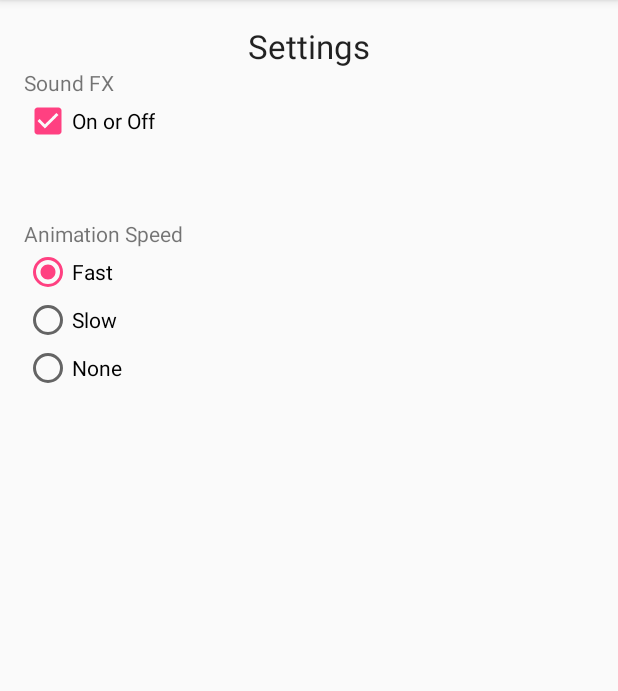
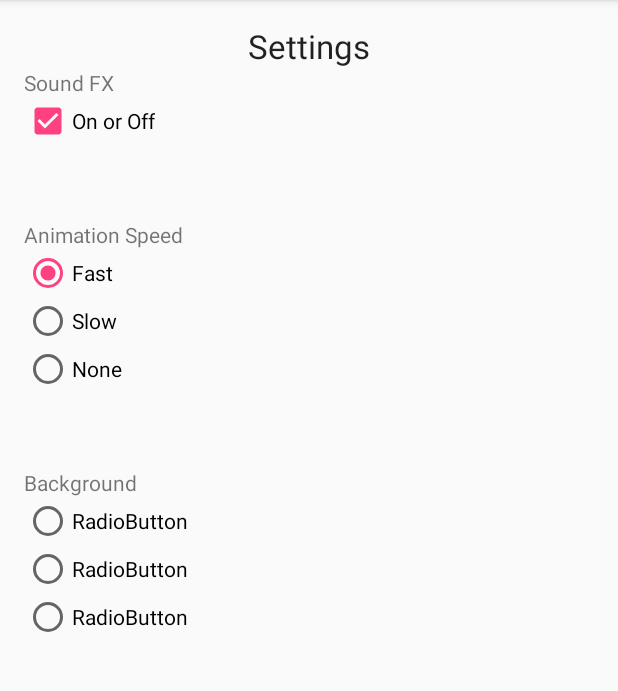
Before and after one commit to chandlergaines/gaineschandleraca, an Android app: the screen it shows after launch (SettingsActivity), in the options menu, after a tap on "Settings", on a phone screen of 412 x 824 dp, the part 84-775 px from its top. Run offline under Robolectric (Android 15) with nearby library versions, the phone set to English and light mode, and no system bars; 2 statements that could not run were skipped.

Commit message:
Commit in Progress Changes: Changed some layout settings, commented out code to work on background images

```diff
--- a/NotetoSelf/app/build.gradle
+++ b/NotetoSelf/app/build.gradle
@@ -23,4 +23,5 @@ dependencies {
     compile fileTree(dir: 'libs', include: ['*.jar'])
     testCompile 'junit:junit:4.12'
     compile 'com.android.support:appcompat-v7:24.2.0'
+    compile 'com.squareup.picasso:picasso:2.5.2'
 }
--- a/NotetoSelf/app/src/main/java/com/chandler/android/aca/notetoself/DialogNewNote.java
+++ b/NotetoSelf/app/src/main/java/com/chandler/android/aca/notetoself/DialogNewNote.java
@@ -29,18 +29,17 @@ public class DialogNewNote extends DialogFragment {
     private ImageView mImageView;
     private Button mAddPhoto;
 
+
+    public String mCurrentPhotoPath;
     // The filepath for the photo
-    public String mCurrentPhotoPath; // set to hold image.absolutepath
+    // set to hold image.absolutepath
     //Where the captured image is stored
+
     public Uri mImageUri = Uri.EMPTY;
+    public String mImageString;
 
     // Create a new note
     Note newNote = new Note();
-
-
-
-/*    //Weird stuff to try
-    String stringUri;*/
 
     @Override
     public Dialog onCreateDialog(Bundle savedInstanceState) {
@@ -85,6 +84,9 @@ public class DialogNewNote extends DialogFragment {
                 newNote.setIdea(checkBoxIdea.isChecked());
                 newNote.setTodo(checkBoxTodo.isChecked());
                 newNote.setImportant(checkBoxImportant.isChecked());
+
+                if (mImageUri != null){
+                newNote.setImageString(mImageString);}
 
                 // Get a reference to MainActivity
                 MainActivity callingActivity = (MainActivity) getActivity();
@@ -133,8 +135,9 @@ public class DialogNewNote extends DialogFragment {
     public void onActivityResult(int requestCode, int resultCode, Intent data) {
         if (requestCode == CAMERA_REQUEST && resultCode == Activity.RESULT_OK) {
 
+
             try {
-                newNote.setImage(Uri.parse(mImageUri.toString()));
+                newNote.setImageUri(Uri.parse(mImageUri.toString()));
                 mImageView.setImageURI(Uri.parse(mImageUri.toString()));
 
                 //This is important and needs to go along to ShowNote
@@ -152,10 +155,11 @@ public class DialogNewNote extends DialogFragment {
     public void onDestroy() {
         super.onDestroy();
 
+        if (mImageUri != null){
         // Make sure we don't run out of memory
         BitmapDrawable bd = (BitmapDrawable) mImageView.getDrawable();
         bd.getBitmap().recycle();
-        mImageView.setImageBitmap(null);
+        mImageView.setImageBitmap(null);}
     }
 
     private File createImageFile() throws IOException {
@@ -174,11 +178,5 @@ public class DialogNewNote extends DialogFragment {
         mCurrentPhotoPath = "file:" + image.getAbsolutePath();
         return image;
     }
-/*
-    //Weird stuff
-    Intent passPhoto = new Intent(Intent.ACTION_VIEW);
-    passPhoto.setClass(DialogNewNote.this, DialogShowNote.class);
-    passPhoto.putExtra("photo", Uri);
-    //Weird stuff*/
 
 }
--- a/NotetoSelf/app/src/main/java/com/chandler/android/aca/notetoself/MainActivity.java
+++ b/NotetoSelf/app/src/main/java/com/chandler/android/aca/notetoself/MainActivity.java
@@ -40,6 +40,7 @@ public class MainActivity extends AppCompatActivity {
     private NoteAdapter mNoteAdapter;
     private boolean mSound;
     private int mAnimOption;
+    private int mBackground;
     private SharedPreferences mPrefs;
 
     @Override
@@ -141,6 +142,8 @@ public class MainActivity extends AppCompatActivity {
         mPrefs = getSharedPreferences("Note to self", MODE_PRIVATE);
         mSound = mPrefs.getBoolean("sound", true);
         mAnimOption = mPrefs.getInt("anim option", SettingsActivity.FAST);
+       // mBackground = mPrefs.getInt("bkg option", SettingsActivity.COLORS);
+
 
         mAnimFlash = AnimationUtils.loadAnimation(getApplicationContext(), R.anim.flash);
         mFadeIn = AnimationUtils.loadAnimation(getApplicationContext(), R.anim.fade_in);
@@ -155,6 +158,9 @@ public class MainActivity extends AppCompatActivity {
             Log.i("anim = ",""+ mAnimOption);
             mAnimFlash.setDuration(1000);
         }
+
+       // if(mBackground == SettingsActivity.COLORS){
+       // }
 
         mNoteAdapter.notifyDataSetChanged();
     }
--- a/NotetoSelf/app/src/main/java/com/chandler/android/aca/notetoself/SettingsActivity.java
+++ b/NotetoSelf/app/src/main/java/com/chandler/android/aca/notetoself/SettingsActivity.java
@@ -8,6 +8,7 @@ import android.widget.CheckBox;
 import android.widget.CompoundButton;
 import android.widget.RadioButton;
 import android.widget.RadioGroup;
+import android.widget.RelativeLayout;
 
 public class SettingsActivity extends AppCompatActivity {
 
@@ -21,12 +22,36 @@ public class SettingsActivity extends AppCompatActivity {
     public static final int SLOW = 1;
     public static final int NONE = 2;
 
+/*    public Drawable BKG1;
+    public Drawable BKG2;
+    public Drawable BKG3;*/
+
     private int mAnimOption;
+    //private int mBackground;
+
+/*    public static final int COLORS = R.drawable.colortiles;
+    public static final int PEN = R.drawable.penandnote;
+    public static final int WEB = R.drawable.web;*/
+
+    private RelativeLayout mRelativeLayout;
+
+
 
     @Override
     protected void onCreate(Bundle savedInstanceState) {
         super.onCreate(savedInstanceState);
         setContentView(R.layout.activity_settings);
+
+/*        Picasso
+                .with(this)
+                .load(R.drawable.colortiles)
+                .resize(600,200)
+                .centerCrop()
+                .into();
+
+        BKG1 = getResources().getDrawable(R.drawable.colortiles); // TODO: 9/28/16 scale down images and try again
+        BKG2 = getResources().getDrawable(R.drawable.penandnote);
+        BKG3 = getResources().getDrawable(R.drawable.web);*/
 
         mPrefs = getSharedPreferences("Note to self", MODE_PRIVATE);
         mEditor = mPrefs.edit();
@@ -34,6 +59,8 @@ public class SettingsActivity extends AppCompatActivity {
         mSound = mPrefs.getBoolean("sound", true);
 
         CheckBox checkBoxSound = (CheckBox)findViewById(R.id.checkBoxSound);
+
+        mRelativeLayout = (RelativeLayout) findViewById(R.id.relativeLayout);
 
         if(mSound){
             checkBoxSound.setChecked(true);
@@ -98,6 +125,51 @@ public class SettingsActivity extends AppCompatActivity {
             }
         });
 
+        //TRYING TO PICK BACKGROUNDS
+
+        /*RadioGroup bkgRadio = (RadioGroup)findViewById(R.id.bkgRadio);
+
+        //Deselect all buttons
+        radioGroup.clearCheck();
+
+        //Which radio button should be selected?
+        switch(mBackground){
+            case COLORS:
+                radioGroup.check(R.id.bkg1);
+                break;
+            case PEN:
+                radioGroup.check(R.id.bkg2);
+                break;
+            case WEB:
+                radioGroup.check(R.id.bkg3);
+                break;
+        }
+
+        radioGroup.setOnCheckedChangeListener(new RadioGroup.OnCheckedChangeListener() {
+            @Override
+            public void onCheckedChanged(RadioGroup group, int checkedId) {
+                RadioButton bkgrb = (RadioButton) group.findViewById(checkedId);
+                if (null != bkgrb && checkedId > -1) {
+                    switch (bkgrb.getId()) {
+                        case R.id.bkg1:
+                            mBackground = COLORS;
+                            mRelativeLayout.setBackground(BKG1);
+                            break;
+                        case R.id.bkg2:
+                            mBackground = PEN;
+                            mRelativeLayout.setBackground(BKG2);
+                            break;
+                        case R.id.bkg3:
+                            mBackground = WEB;
+                            mRelativeLayout.setBackground(BKG3);
+                            break;
+                    } //End switch block
+
+                    mEditor.putInt("bkg option", mBackground);
+            }// End if statement
+
+            }  // END BACKGROUND MADNESS
+        }); */
     } // End onCreate
 
     @Override
--- a/NotetoSelf/app/src/main/res/layout/activity_main.xml
+++ b/NotetoSelf/app/src/main/res/layout/activity_main.xml
@@ -11,8 +11,8 @@
     tools:context="com.chandler.android.aca.notetoself.MainActivity">
 
     <ListView
-        android:layout_width="wrap_content"
-        android:layout_height="wrap_content"
+        android:layout_width="match_parent"
+        android:layout_height="match_parent"
         android:id="@+id/listView"
         android:layout_alignParentTop="true"
         android:layout_alignParentLeft="true"
--- a/NotetoSelf/app/src/main/res/layout/activity_settings.xml
+++ b/NotetoSelf/app/src/main/res/layout/activity_settings.xml
@@ -46,7 +46,7 @@
         android:layout_below="@+id/checkBoxSound"
         android:layout_alignParentLeft="true"
         android:layout_alignParentStart="true"
-        android:layout_marginTop="49dp"/>
+        android:layout_marginTop="50dp"/>
 
     <RadioGroup
         android:layout_width="wrap_content"
@@ -77,4 +77,44 @@
             android:id="@+id/radioNone"
             android:checked="false"/>
     </RadioGroup>
+
+    <TextView
+        android:text="Background"
+        android:layout_width="wrap_content"
+        android:layout_height="wrap_content"
+        android:layout_below="@+id/radioGroup"
+        android:layout_alignParentLeft="true"
+        android:layout_alignParentStart="true"
+        android:layout_marginTop="50dp"
+        android:id="@+id/textView4"/>
+
+    <RadioGroup
+        android:layout_width="wrap_content"
+        android:layout_height="wrap_content"
+        android:layout_below="@+id/textView4"
+        android:layout_alignParentLeft="true"
+        android:layout_alignParentStart="true"
+        android:id="@+id/bkgRadio">
+
+        <RadioButton
+            android:text="RadioButton"
+            android:layout_width="wrap_content"
+            android:layout_height="wrap_content"
+            android:id="@+id/bkg1"
+            android:layout_weight="1"/>
+
+        <RadioButton
+            android:text="RadioButton"
+            android:layout_width="wrap_content"
+            android:layout_height="wrap_content"
+            android:id="@+id/bkg2"
+            android:layout_weight="1"/>
+
+        <RadioButton
+            android:text="RadioButton"
+            android:layout_width="wrap_content"
+            android:layout_height="wrap_content"
+            android:id="@+id/bkg3"
+            android:layout_weight="1"/>
+    </RadioGroup>
 </RelativeLayout>
--- a/NotetoSelf/app/src/main/res/values/strings.xml
+++ b/NotetoSelf/app/src/main/res/values/strings.xml
@@ -17,6 +17,7 @@
     <string name="rb_slow">Slow</string>
     <string name="rb_none">None</string>
     <string name="add_photo">Add Photo</string>
+    <string name="share_button">Share</string>
 
     <string name="action_settings">Settings</string>
 </resources>
```
Also changed, not shown: NotetoSelf/app/src/main/java/com/chandler/android/aca/notetoself/DialogShowNote.java (+25 -0 lines), NotetoSelf/app/src/main/java/com/chandler/android/aca/notetoself/Note.java (+23 -8 lines), NotetoSelf/app/src/main/res/layout/dialog_show_note.xml (+46 -43 lines), NotetoSelf/app/src/main/res/layout/listitem.xml (+22 -16 lines), NotetoSelf/app/src/main/res/drawable/colortiles.jpeg (added), 2 other files.
